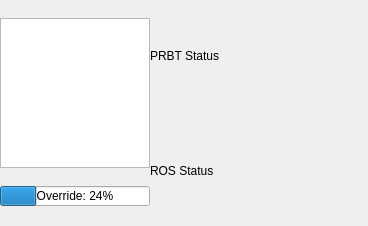
Above: pilz_status_indicator_rqt/resource/PilzStatusIndicatorRqt.ui from PilzDE/pilz_robots before the change. Below: the same form after it.
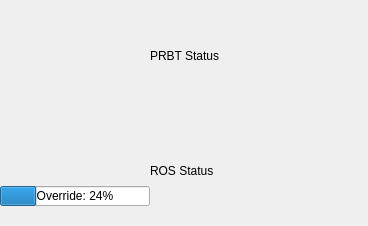
That is the form after the change.

The edit to the form file:
```diff
--- a/pilz_status_indicator_rqt/resource/PilzStatusIndicatorRqt.ui
+++ b/pilz_status_indicator_rqt/resource/PilzStatusIndicatorRqt.ui
@@ -56,7 +56,7 @@
       <number>0</number>
      </property>
      <item>
-      <widget class="QGraphicsView" name="omView">
+      <widget class="QLabel" name="labelOM">
        <property name="sizePolicy">
         <sizepolicy hsizetype="Expanding" vsizetype="Expanding">
          <horstretch>1</horstretch>
```
